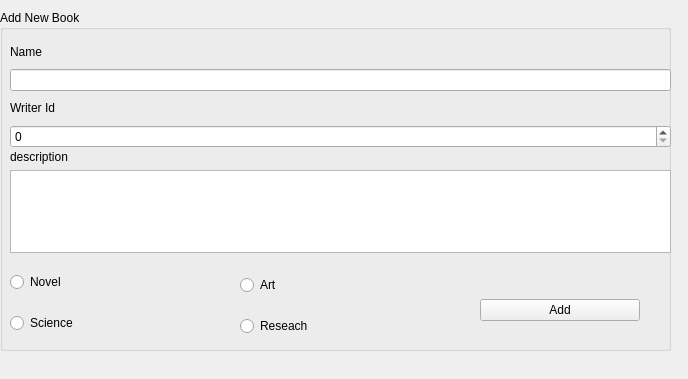
Old version of the form addbook.ui in the repository mohamadnikan2013/LibraryWithUi.
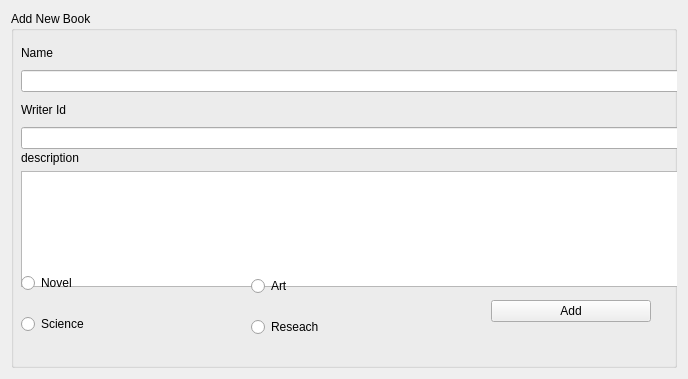
New version of the form.

The edit to the form file:
```diff
--- a/addbook.ui
+++ b/addbook.ui
@@ -13,15 +13,9 @@
   <property name="windowTitle">
    <string>Form</string>
   </property>
+  <layout class="QVBoxLayout" name="verticalLayout_4">
+   <item>
   <widget class="QGroupBox" name="groupBox">
-   <property name="geometry">
-    <rect>
-     <x>0</x>
-     <y>10</y>
-     <width>671</width>
-     <height>341</height>
-    </rect>
-   </property>
    <property name="title">
     <string>Add New Book </string>
    </property>
@@ -53,7 +47,7 @@
       </widget>
      </item>
      <item>
-      <widget class="QSpinBox" name="spinBox"/>
+        <widget class="QLineEdit" name="writerid"/>
      </item>
     </layout>
    </widget>
@@ -63,7 +57,7 @@
       <x>10</x>
       <y>140</y>
       <width>661</width>
-      <height>103</height>
+        <height>136</height>
      </rect>
     </property>
     <layout class="QVBoxLayout" name="verticalLayout_2">
@@ -151,8 +145,8 @@
     </layout>
    </widget>
   </widget>
-  <zorder>groupBox</zorder>
-  <zorder>label</zorder>
+   </item>
+  </layout>
  </widget>
  <resources/>
  <connections/>
```
Left out of the diff: 8 changed lines with no effect on the pictures. Lines whose indentation alone changed are shown as unchanged.
